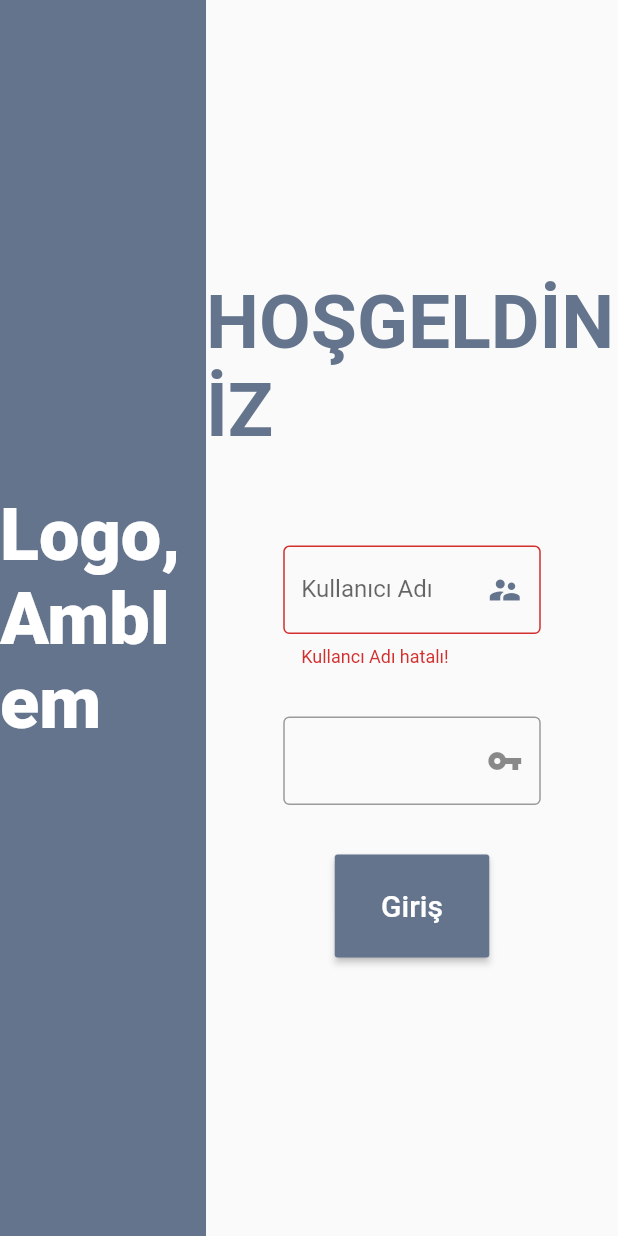
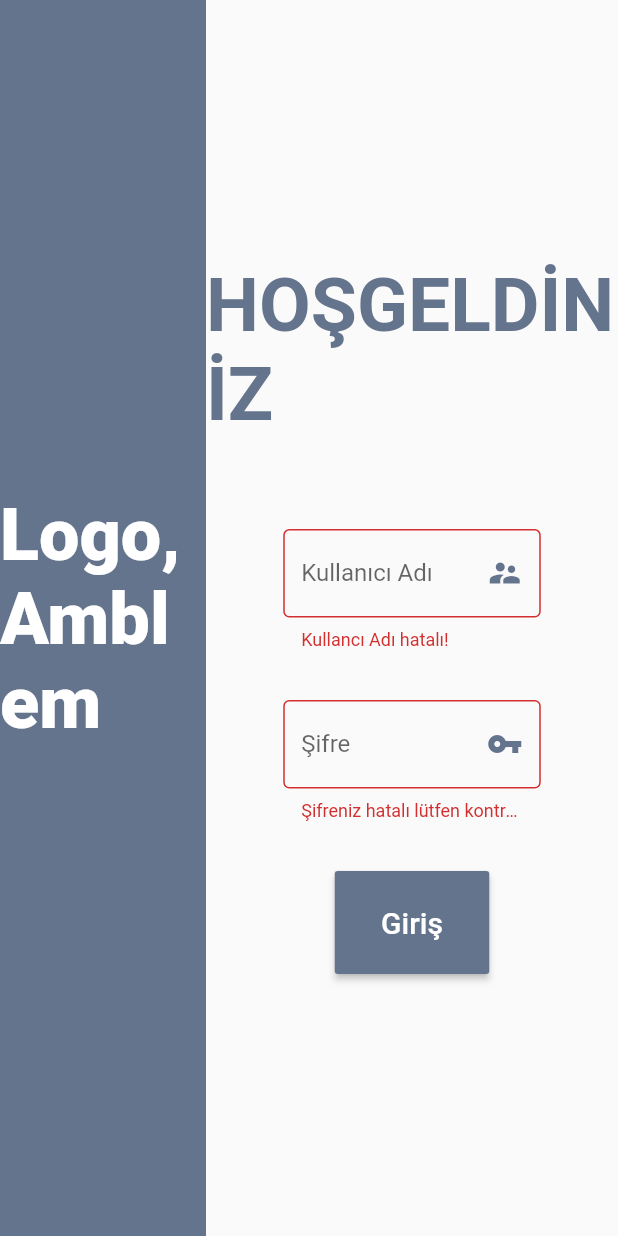
Before and after one commit to Weny-murat/fitgym_winDesktop, a Flutter app: the screen it shows after launch, after a tap on "Giriş", on a phone screen of 412 x 824 dp. Run offline on Flutter 3.47's test engine with Material 2 defaults, Android fonts, the light colour scheme and no system bars; missing offline and left inert: window_size.

Commit message:
2.commit

```diff
--- a/lib/signForm.dart
+++ b/lib/signForm.dart
@@ -36,9 +36,18 @@ class SignInFormState extends State<SignInForm> {
           TextFormField(
             obscureText: true,
             decoration: InputDecoration(
-              border: OutlineInputBorder(),
-              suffixIcon: Icon(Icons.vpn_key),
-            ),
+                border: OutlineInputBorder(),
+                suffixIcon: Icon(
+                  Icons.vpn_key,
+                  color: Color(0xff65748D),
+                ),
+                labelText: 'Şifre'),
+            validator: (value) {
+              if (value == null || value.isEmpty || value.length < 8) {
+                return 'Şifreniz hatalı lütfen kontrol edin';
+              }
+              return null;
+            },
           ),
           SizedBox(
             height: size.height / 25,
```
